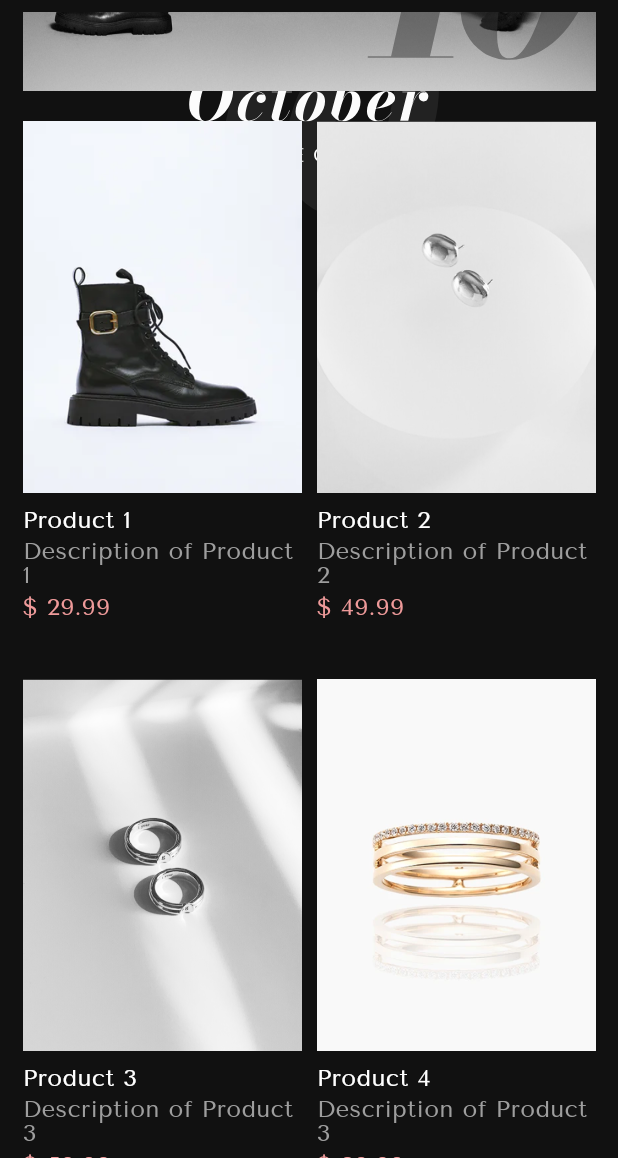
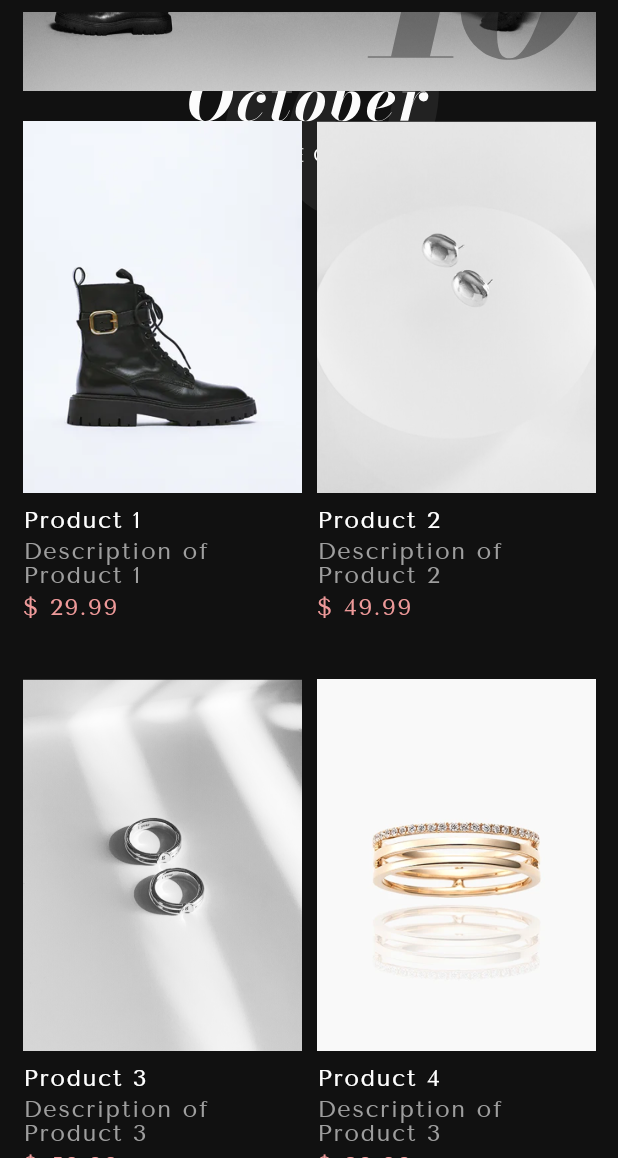
Before and after one commit to MohamedAssem-663/fashion_app, a Flutter app: the screen it shows after launch, scrolled down 576 dp, on a phone screen of 412 x 824 dp, the part 78-1236 px from its top. Run offline on Flutter 3.47's test engine with Material 3 defaults, Android fonts, the phone set to English and light mode, and no system bars; our stand-ins replace flutter_svg, gap, go_router, ionicons.

Commit message:
create header for screens &moving  product details

```diff
--- a/lib/componants/custom_text.dart
+++ b/lib/componants/custom_text.dart
@@ -9,6 +9,7 @@ class Customtext extends StatelessWidget {
     this.color = Colors.white,
     this.max = 1,
     this.height = 1,
+    this.spacing = 1,
   });
   final String text;
   final double fontSize;
@@ -16,6 +17,7 @@ class Customtext extends StatelessWidget {
   final Color color;
   final int max;
   final double height;
+  final double spacing;
 
   @override
   Widget build(BuildContext context) {
@@ -28,6 +30,7 @@ class Customtext extends StatelessWidget {
         fontWeight: weight,
         fontFamily: "TenorSans",
         height: height,
+        letterSpacing: spacing,
       ),
     );
   }
--- a/lib/componants/products.dart
+++ b/lib/componants/products.dart
@@ -1,7 +1,9 @@
 import 'package:fashion/componants/custom_text.dart';
+import 'package:fashion/core/Utils/function/app_router.dart';
 import 'package:fashion/models/product_model.dart';
 import 'package:flutter/material.dart';
 import 'package:gap/gap.dart';
+import 'package:go_router/go_router.dart';
 
 class Products extends StatelessWidget {
   const Products({super.key});
@@ -21,7 +23,11 @@ class Products extends StatelessWidget {
       ),
       itemBuilder: (context, index) {
         final product = ProductModel.products[index];
-        return Column(
+        return GestureDetector(
+          onTap: () {
+            GoRouter.of(context).push(AppRouter.kCheckOut, extra: product);
+          },
+          child: Column(
             crossAxisAlignment: CrossAxisAlignment.start,
             children: [
               Image.asset(product.image),
@@ -35,6 +41,7 @@ class Products extends StatelessWidget {
                 color: Colors.red.shade200,
               ),
             ],
+          ),
         );
       },
     );
--- a/lib/core/Utils/function/app_router.dart
+++ b/lib/core/Utils/function/app_router.dart
@@ -1,18 +1,22 @@
+import 'package:fashion/models/product_model.dart';
 import 'package:fashion/screens/home.dart';
-import 'package:fashion/screens/product_details.dart';
+import 'package:fashion/screens/checkout.dart';
 import 'package:fashion/screens/splash_view.dart';
 import 'package:go_router/go_router.dart';
 
 abstract class AppRouter {
   static const kHomeView = '/home';
-  static const kProductDetails = "/product-details";
+  static const kCheckOut = "/checkout';";
   static final router = GoRouter(
     routes: [
       GoRoute(path: '/', builder: (context, state) => const SplashView()),
       GoRoute(path: kHomeView, builder: (context, state) => const Home()),
       GoRoute(
-        path: kProductDetails,
-        builder: (context, state) => const ProductDetails(),
+        path: AppRouter.kCheckOut,
+        builder: (context, state) {
+          final product = state.extra as ProductModel;
+          return CheckOut(product: product);
+        },
       ),
     ],
   );
--- a/lib/main.dart
+++ b/lib/main.dart
@@ -12,6 +12,7 @@ class FashionApp extends StatelessWidget {
   @override
   Widget build(BuildContext context) {
     return MaterialApp.router(
+      theme: ThemeData(scaffoldBackgroundColor: Colors.white),
       routerConfig: AppRouter.router,
       title: 'Fashion App',
 
```
Also changed, not shown: lib/componants/header.dart (added, +28 -0 lines), lib/models/product_model.dart (+8 -8 lines), lib/screens/checkout.dart (added, +63 -0 lines), lib/screens/product_details.dart (deleted, +0 -11 lines). Lines whose indentation alone changed are shown as unchanged.
